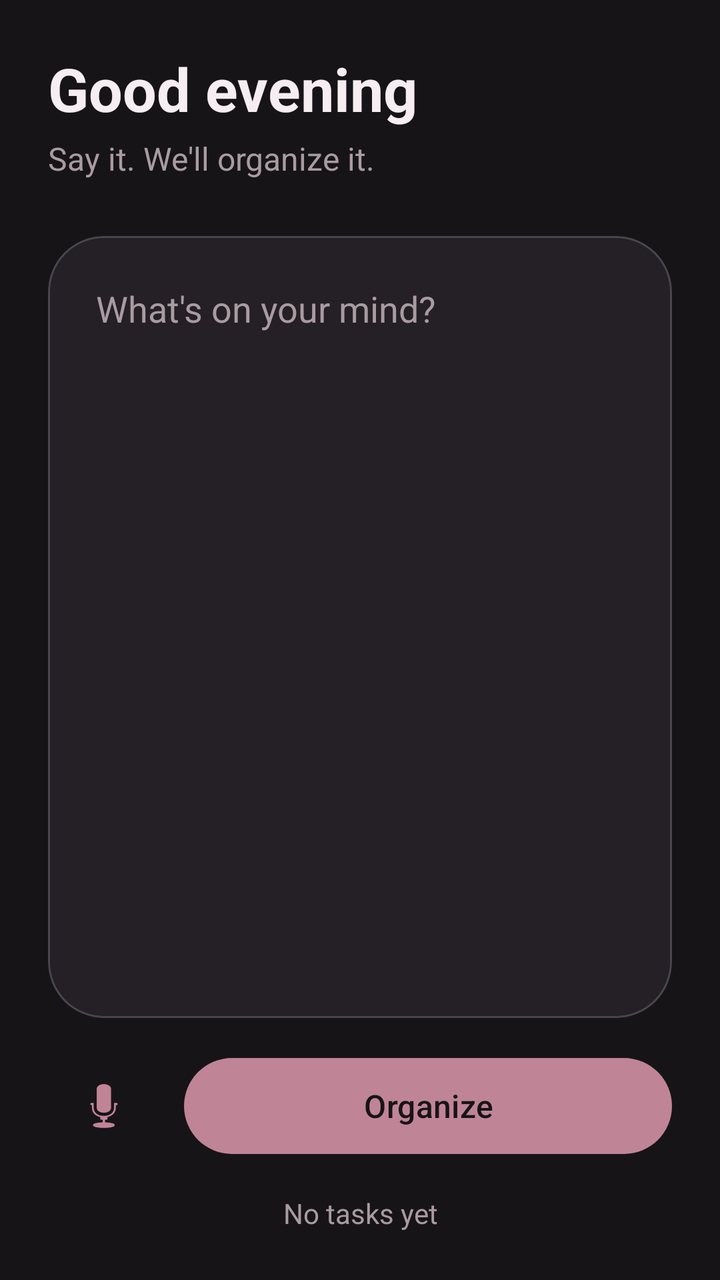
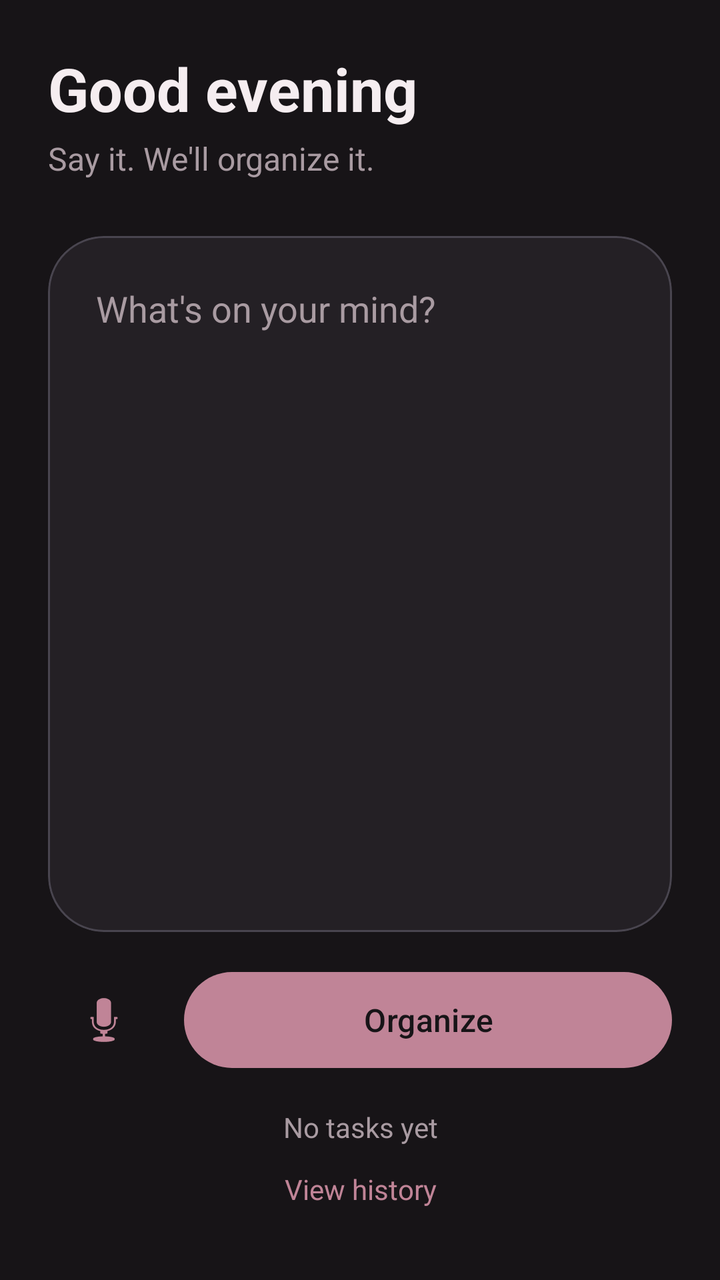

An Android layout rendered at two revisions. The XML below is the earlier revision; the diff shows what the commit changed to produce the second picture.
<!-- AndroidManifest.xml: application theme Theme.Unsaid -->
<!-- res/layout/activity_main.xml -->
<?xml version="1.0" encoding="utf-8"?>
<FrameLayout xmlns:android="http://schemas.android.com/apk/res/android"
    xmlns:app="http://schemas.android.com/apk/res-auto"
    android:id="@+id/main"
    android:layout_width="match_parent"
    android:layout_height="match_parent"
    android:background="@color/unsaid_background">

    <LinearLayout
        android:layout_width="match_parent"
        android:layout_height="match_parent"
        android:orientation="vertical"
        android:padding="24dp">

        <TextView
            android:id="@+id/tvGreeting"
            android:layout_width="wrap_content"
            android:layout_height="wrap_content"
            android:text="Good evening"
            android:textColor="@color/unsaid_text"
            android:textSize="30sp"
            android:textStyle="bold" />

        <TextView
            android:layout_width="wrap_content"
            android:layout_height="wrap_content"
            android:layout_marginTop="4dp"
            android:text="Say it. We'll organize it."
            android:textColor="@color/unsaid_text_secondary"
            android:textSize="16sp" />

        <com.google.android.material.card.MaterialCardView
            android:layout_width="match_parent"
            android:layout_height="0dp"
            android:layout_marginTop="28dp"
            android:layout_weight="1"
            app:cardBackgroundColor="@color/unsaid_surface"
            app:cardCornerRadius="28dp"
            app:cardElevation="0dp"
            xmlns:app="http://schemas.android.com/apk/res-auto">

            <EditText
                android:id="@+id/etThought"
                android:layout_width="match_parent"
                android:layout_height="match_parent"
                android:background="@android:color/transparent"
                android:gravity="top|start"
                android:hint="What's on your mind?"
                android:inputType="textMultiLine|textCapSentences"
                android:padding="24dp"
                android:textColor="@color/unsaid_text"
                android:textColorHint="@color/unsaid_text_secondary"
                android:textSize="18sp" />
        </com.google.android.material.card.MaterialCardView>

        <LinearLayout
            android:layout_width="match_parent"
            android:layout_height="wrap_content"
            android:layout_marginTop="16dp"
            android:gravity="center_vertical"
            android:orientation="horizontal">

            <ImageButton
                android:id="@+id/btnMic"
                android:layout_width="56dp"
                android:layout_height="56dp"
                android:background="@android:color/transparent"
                android:contentDescription="Voice input"
                android:src="@android:drawable/ic_btn_speak_now"
                app:tint="@color/unsaid_accent" />

            <com.google.android.material.button.MaterialButton
                android:id="@+id/btnOrganize"
                android:layout_width="0dp"
                android:layout_height="56dp"
                android:layout_marginStart="12dp"
                android:layout_weight="1"
                android:text="Organize"
                android:textSize="16sp"
                app:cornerRadius="28dp"
                xmlns:app="http://schemas.android.com/apk/res-auto" />
        </LinearLayout>

        <TextView
            android:id="@+id/tvSummary"
            android:layout_width="match_parent"
            android:layout_height="wrap_content"
            android:layout_marginTop="16dp"
            android:gravity="center"
            android:text="No tasks yet"
            android:textColor="@color/unsaid_text_secondary"
            android:textSize="14sp" />
    </LinearLayout>
</FrameLayout>
<!-- resources referenced by this layout -->
<resources>
  <color name="unsaid_accent">#C08497</color>
  <color name="unsaid_background">#171417</color>
  <color name="unsaid_surface">#242025</color>
  <color name="unsaid_text">#F5EDF0</color>
  <color name="unsaid_text_secondary">#A99BA2</color>
  <style name="Theme.Unsaid" parent="Base.Theme.Unsaid" />
  <style name="Base.Theme.Unsaid" parent="Theme.Material3.Dark.NoActionBar">
          <item name="colorPrimary">@color/unsaid_accent</item>
          <item name="colorOnPrimary">@color/unsaid_background</item>
          <item name="android:colorBackground">@color/unsaid_background</item>
          <item name="colorOnBackground">@color/unsaid_text</item>
          <item name="colorSurface">@color/unsaid_surface</item>
          <item name="colorOnSurface">@color/unsaid_text</item>
          <item name="colorOnSurfaceVariant">@color/unsaid_text_secondary</item>
          <item name="android:statusBarColor">@color/unsaid_background</item>
          <item name="android:navigationBarColor">@color/unsaid_background</item>
      </style>
</resources>

<!-- the commit's change to res/layout/activity_main.xml (unified diff, before → after) -->
@@ -90,5 +90,14 @@
             android:text="No tasks yet"
             android:textColor="@color/unsaid_text_secondary"
             android:textSize="14sp" />
+        <TextView
+            android:id="@+id/tvHistory"
+            android:layout_width="match_parent"
+            android:layout_height="wrap_content"
+            android:gravity="center"
+            android:padding="12dp"
+            android:text="View history"
+            android:textColor="@color/unsaid_accent"
+            android:textSize="14sp" />
     </LinearLayout>
 </FrameLayout>
